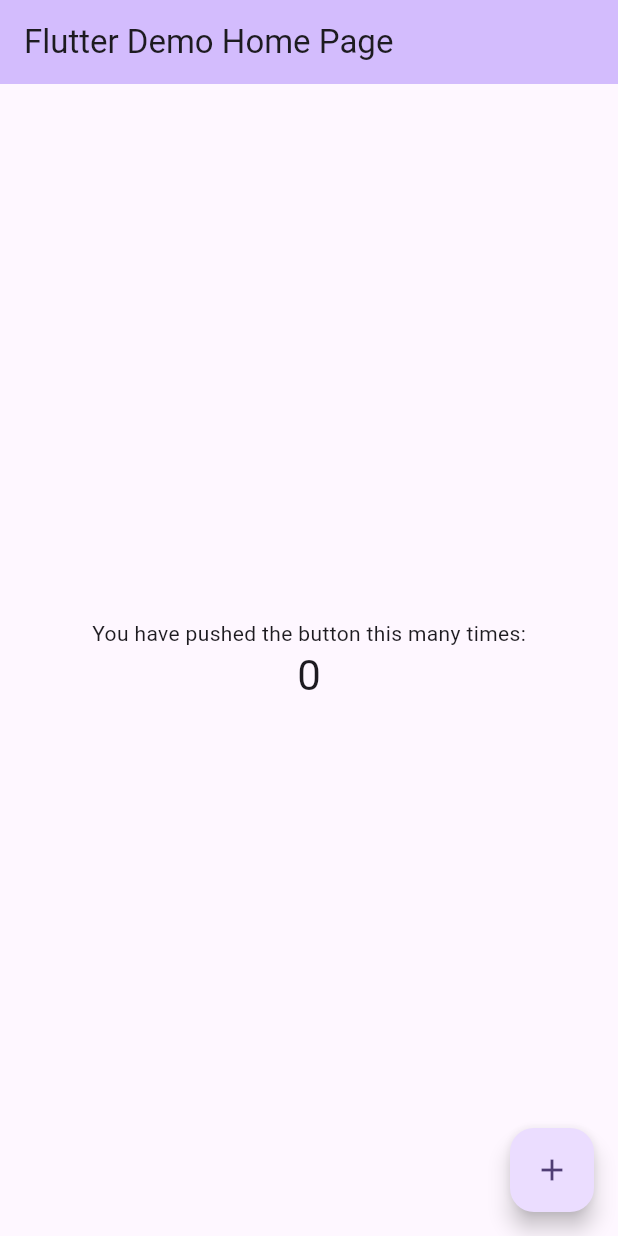
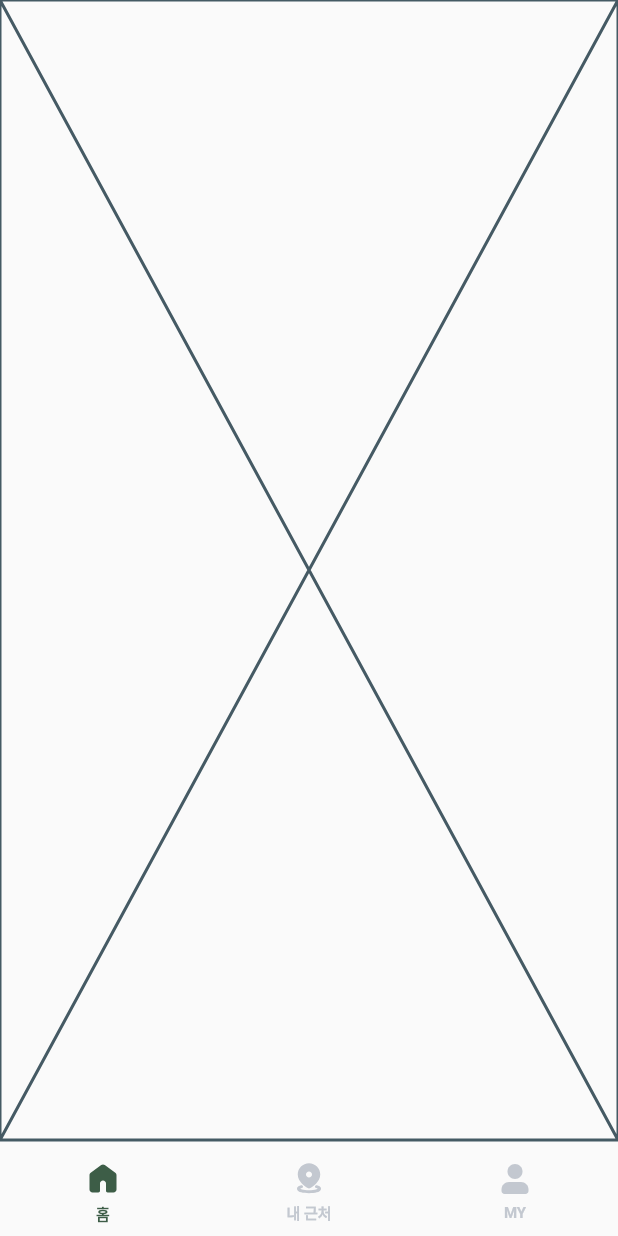
Before and after one commit to money-poly/kwangsang, a Flutter app: the screen it shows after launch, on a phone screen of 412 x 824 dp. Run offline on Flutter 3.47's test engine with Material 2 defaults, Android fonts, the phone set to English and light mode, and no system bars; our stand-ins replace flutter_svg; Roboto replaces fonts that are missing (Pretendard).

Commit message:
feat(navigation): 바텀네비게이션 화면

```diff
--- a/lib/main.dart
+++ b/lib/main.dart
@@ -1,4 +1,8 @@
 import 'package:flutter/material.dart';
+import 'package:immersion_kwangsang/screens/navigation/nav_view.dart';
+import 'package:immersion_kwangsang/screens/navigation/nav_view_model.dart';
+import 'package:immersion_kwangsang/styles/theme.dart';
+import 'package:provider/provider.dart';
 
 void main() {
   runApp(const MyApp());
@@ -10,58 +14,11 @@ class MyApp extends StatelessWidget {
   @override
   Widget build(BuildContext context) {
     return MaterialApp(
-      title: 'Flutter Demo',
-      theme: ThemeData(
-        colorScheme: ColorScheme.fromSeed(seedColor: Colors.deepPurple),
-        useMaterial3: true,
-      ),
-      home: const MyHomePage(title: 'Flutter Demo Home Page'),
-    );
-  }
-}
-
-class MyHomePage extends StatefulWidget {
-  const MyHomePage({super.key, required this.title});
-  final String title;
-
-  @override
-  State<MyHomePage> createState() => _MyHomePageState();
-}
-
-class _MyHomePageState extends State<MyHomePage> {
-  int _counter = 0;
-
-  void _incrementCounter() {
-    setState(() {
-      _counter++;
-    });
-  }
-
-  @override
-  Widget build(BuildContext context) {
-    return Scaffold(
-      appBar: AppBar(
-        backgroundColor: Theme.of(context).colorScheme.inversePrimary,
-        title: Text(widget.title),
-      ),
-      body: Center(
-        child: Column(
-          mainAxisAlignment: MainAxisAlignment.center,
-          children: <Widget>[
-            const Text(
-              'You have pushed the button this many times:',
-            ),
-            Text(
-              '$_counter',
-              style: Theme.of(context).textTheme.headlineMedium,
-            ),
-          ],
-        ),
-      ),
-      floatingActionButton: FloatingActionButton(
-        onPressed: _incrementCounter,
-        tooltip: 'Increment',
-        child: const Icon(Icons.add),
+      title: 'kwangsaeng',
+      theme: KwangTheme.kwangTheme,
+      home: ChangeNotifierProvider(
+        create: (_) => NavViewModel(),
+        child: const NavView(),
       ),
     );
   }
--- /dev/null
+++ b/lib/screens/navigation/nav_view.dart
@@ -0,0 +1,66 @@
+import 'package:flutter/material.dart';
+import 'package:flutter_svg/flutter_svg.dart';
+import 'package:immersion_kwangsang/screens/navigation/nav_view_model.dart';
+import 'package:immersion_kwangsang/styles/color.dart';
+import 'package:immersion_kwangsang/styles/txt.dart';
+import 'package:provider/provider.dart';
+
+class NavView extends StatelessWidget {
+  const NavView({super.key});
+
+  @override
+  Widget build(BuildContext context) {
+    final viewModel = Provider.of<NavViewModel>(context);
+    return Scaffold(
+      body: SafeArea(child: viewModel.currPages),
+      bottomNavigationBar: Container(
+        margin:
+            EdgeInsets.only(bottom: MediaQuery.of(context).viewPadding.bottom),
+        child: Row(
+          crossAxisAlignment: CrossAxisAlignment.center,
+          children: NavItems.values
+              .map(
+                (item) => Flexible(
+                  flex: 1,
+                  fit: FlexFit.tight,
+                  child: GestureDetector(
+                    behavior: HitTestBehavior.translucent,
+                    onTap: () {
+                      viewModel.changeIdx(item.index);
+                    },
+                    child: Container(
+                      height: 64,
+                      padding: const EdgeInsets.only(bottom: 8, top: 13),
+                      child: Column(
+                        mainAxisAlignment: MainAxisAlignment.center,
+                        crossAxisAlignment: CrossAxisAlignment.center,
+                        children: [
+                          Padding(
+                            padding: const EdgeInsets.only(bottom: 5),
+                            child: SvgPicture.asset(
+                                "assets/icons/ic_24_${item.name}.svg",
+                                width: 24,
+                                height: 24,
+                                colorFilter: ColorFilter.mode(
+                                    item.index == viewModel.currIdx
+                                        ? KwangColor.primary400
+                                        : KwangColor.grey500,
+                                    BlendMode.srcIn)),
+                          ),
+                          Text(item.label,
+                              style: KwangStyle.navigationLabel.copyWith(
+                                  color: item.index == viewModel.currIdx
+                                      ? KwangColor.primary400
+                                      : KwangColor.grey500)),
+                        ],
+                      ),
+                    ),
+                  ),
+                ),
+              )
+              .toList(),
+        ),
+      ),
+    );
+  }
+}
--- /dev/null
+++ b/lib/screens/navigation/nav_view_model.dart
@@ -0,0 +1,24 @@
+import 'package:flutter/material.dart';
+
+enum NavItems {
+  home("홈"),
+  map("내 근처"),
+  user("MY");
+
+  const NavItems(this.label);
+  final String label;
+}
+
+class NavViewModel with ChangeNotifier {
+  int _currIdx = 0;
+  final List<Widget> _pages = [Placeholder(), Placeholder(), Placeholder()];
+
+  int get currIdx => _currIdx;
+  Widget get currPages => _pages[currIdx];
+
+
+  void changeIdx(int idx) {
+    _currIdx = idx;
+    notifyListeners();
+  }
+}
```
